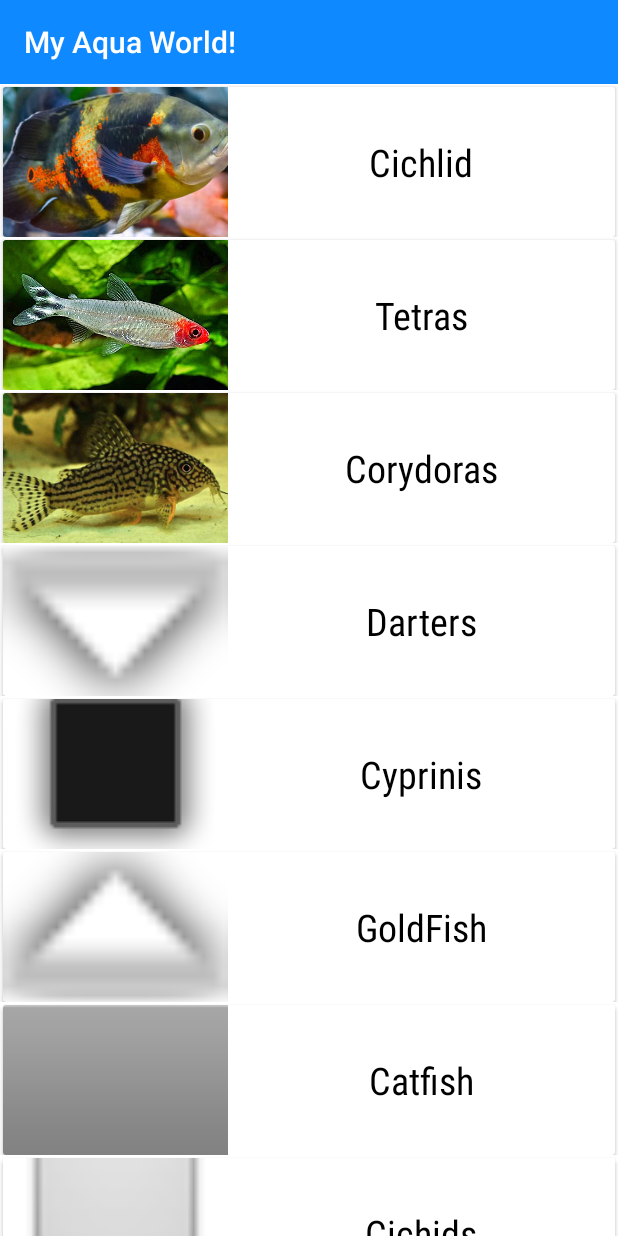
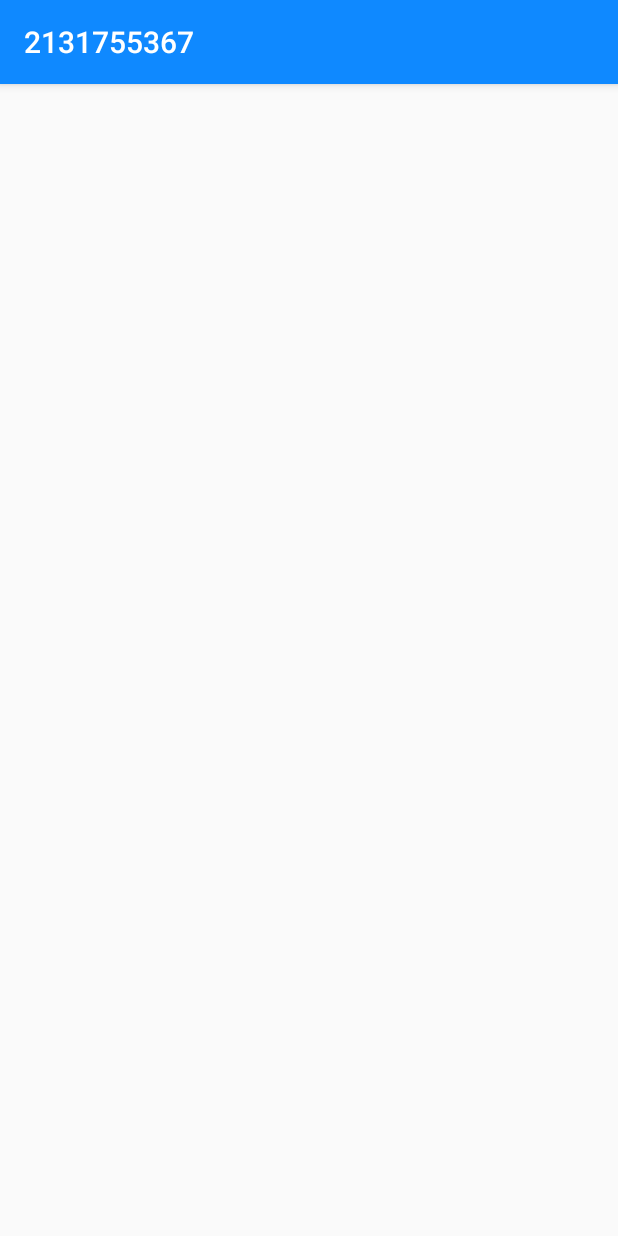
Before and after one commit to abbisQQ/AquaWorld, an Android app: the screen it shows after launch (CategoryListsContainerActivity before the commit, FishListContainer after it), after a tap on "Darters", on a phone screen of 412 x 824 dp. Run offline under Robolectric (Android 15) with nearby library versions, the phone set to English and light mode, and no system bars; our stand-ins replace Picasso.

Commit message:
better looking still allot to do though

```diff
--- a/app/src/main/java/com/abbisqq/myapplication/activities/CategoryListsContainerActivity.java
+++ b/app/src/main/java/com/abbisqq/myapplication/activities/CategoryListsContainerActivity.java
@@ -2,6 +2,7 @@ package com.abbisqq.myapplication.activities;
 
 
 
+import android.support.v7.app.ActionBar;
 import android.support.v7.app.AppCompatActivity;
 import android.os.Bundle;
 import com.abbisqq.myapplication.R;
@@ -10,18 +11,20 @@ import com.abbisqq.myapplication.fragments.CategoryFragment;
 
 public class CategoryListsContainerActivity extends AppCompatActivity {
 
-    android.app.ActionBar bar;
+    ActionBar bar;
 
     @Override
     protected void onCreate(Bundle savedInstanceState) {
         super.onCreate(savedInstanceState);
-        setContentView(R.layout.lists_container_activity);
+        setContentView(R.layout.categoty_lists_container_activity);
 
         //animation from left to right
         overridePendingTransition(R.anim.slide_in, R.anim.slide_out);
 
-        bar = getActionBar();
-
+        bar = getSupportActionBar();
+        if (bar != null) {
+            bar.setTitle("Fish Categories");
+        }
         if (savedInstanceState == null) {
             getSupportFragmentManager()
                     .beginTransaction()
--- a/app/src/main/java/com/abbisqq/myapplication/activities/FishListContainer.java
+++ b/app/src/main/java/com/abbisqq/myapplication/activities/FishListContainer.java
@@ -1,15 +1,98 @@
 package com.abbisqq.myapplication.activities;
 
+import android.os.Bundle;
+import android.support.v4.app.Fragment;
+import android.support.v7.app.ActionBar;
 import android.support.v7.app.AppCompatActivity;
-import android.os.Bundle;
 
 import com.abbisqq.myapplication.R;
+import com.abbisqq.myapplication.data.FishContract;
+import com.abbisqq.myapplication.fragments.FishListFragment;
 
 public class FishListContainer extends AppCompatActivity {
+
+    ActionBar bar;
+    Fragment fish_fragment;
+    int position;
 
     @Override
     protected void onCreate(Bundle savedInstanceState) {
         super.onCreate(savedInstanceState);
         setContentView(R.layout.activity_fish_list_container);
+
+        bar = getSupportActionBar();
+        //animation from left to right
+        overridePendingTransition(R.anim.slide_in, R.anim.slide_out);
+
+
+        if (savedInstanceState == null) {
+            position = getIntent().getExtras().getInt("position");
+
+            switch (position) {
+                case 0:
+                    fish_fragment = FishListFragment.newInstance(FishContract.TABLE_NAME_CICHLIDS);
+
+                    makingFragments(fish_fragment);
+                    break;
+                case 1:
+                    fish_fragment = FishListFragment.newInstance(FishContract.TABLE_NAME_TETRAS);
+
+                    makingFragments(fish_fragment);
+                    break;
+                case 2:
+                    fish_fragment = FishListFragment.newInstance(FishContract.TABLE_NAME_CATFISHES);
+
+                    makingFragments(fish_fragment);
+                    break;
+                default:
+
+            }
+        }
     }
+
+
+    void makingFragments(Fragment fragment) {
+        getSupportFragmentManager().beginTransaction().
+                replace(R.id.fish_list_container, fragment)
+                .commit();
+
+    }
+
+    @Override
+    public void finish() {
+        super.finish();
+        overridePendingTransition(R.anim.slide_in, R.anim.slide_out);
+    }
+
+
+    @Override
+    protected void onResume() {
+        super.onResume();
+            position = getIntent().getExtras().getInt("position");
+            bar.setTitle(setBarTitle(position));
+
+
+    }
+
+
+    private String setBarTitle(int position) {
+        String title;
+        switch (position) {
+            case 0:
+                title = FishContract.TABLE_NAME_CICHLIDS;
+                break;
+            case 1:
+               title = FishContract.TABLE_NAME_TETRAS;
+                break;
+            case 2:
+               title = FishContract.TABLE_NAME_CATFISHES;
+                break;
+            default:
+                title = String.valueOf(R.string.app_name);
+
+        }
+        return title;
+
+    }
+
 }
--- a/app/src/main/java/com/abbisqq/myapplication/data/FishContract.java
+++ b/app/src/main/java/com/abbisqq/myapplication/data/FishContract.java
@@ -28,8 +28,9 @@ public class FishContract {
 
 
 
-    public static final String TABLE_NAME_CICHLIDS = "cichlids";
+    public static final String TABLE_NAME_CICHLIDS = "Cichlids";
     public static final String TABLE_NAME_TETRAS = "Tetras";
+    public static final String TABLE_NAME_CATFISHES = "Catfish";
 
 
 }
--- a/app/src/main/java/com/abbisqq/myapplication/data/FishFamiliesData.java
+++ b/app/src/main/java/com/abbisqq/myapplication/data/FishFamiliesData.java
@@ -12,7 +12,7 @@ import java.util.List;
 public class FishFamiliesData {
 
     private static final String[] titles = {"Cichlid", "Tetras",
-            "Corydoras", "Darters", "Cyprinis",
+            "Catfish", "Darters", "Cyprinis",
             "GoldFish", "Catfish",
             "Cichids", "Darters", "Cyprinis", "GoldFish", "Catfish",
             "Cichids", "Darters", "Cyprinis"};
--- a/app/src/main/java/com/abbisqq/myapplication/fragments/CategoryFragment.java
+++ b/app/src/main/java/com/abbisqq/myapplication/fragments/CategoryFragment.java
@@ -1,6 +1,7 @@
 package com.abbisqq.myapplication.fragments;
 
 
+import android.content.Intent;
 import android.os.Build;
 import android.os.Bundle;
 import android.support.v4.app.Fragment;
@@ -23,6 +24,7 @@ import com.abbisqq.myapplication.R;
 import android.support.v7.widget.LinearLayoutManager;
 import android.support.v7.widget.RecyclerView;
 
+import com.abbisqq.myapplication.activities.FishListContainer;
 import com.abbisqq.myapplication.adapters.CategoryRecViewAdapter;
 import com.abbisqq.myapplication.data.FishContract;
 import com.abbisqq.myapplication.data.FishFamiliesData;
@@ -81,27 +83,13 @@ public class CategoryFragment extends Fragment implements CategoryRecViewAdapter
 
     @Override
     public void onItemClick(int p) {
-        switch (p) {
-            case 0:
-                Fragment fragment1 = FishListFragment.newInstance(FishContract.TABLE_NAME_CICHLIDS);
-                makingFragments(fragment1);
-                break;
-            case 1:
-                Fragment fragment2 = FishListFragment.newInstance(FishContract.TABLE_NAME_TETRAS);
-                makingFragments(fragment2);
-                break;
-        }
+        Intent intent = new Intent(getContext(), FishListContainer.class);
+        intent.putExtra("position",p);
+        startActivity(intent);
     }
 
 
-    void makingFragments(Fragment fragment) {
-        getFragmentManager().beginTransaction().
-                setTransition(R.anim.slide_in).
-                replace(R.id.recycler_view_container, fragment)
-                .setCustomAnimations(R.anim.slide_in, R.anim.slide_out, R.anim.slide_in, R.anim.slide_out)
-                .addToBackStack(null).commit();
 
-    }
 
     void changeElevation(int elev) {
         ActionBar actionBar = ((AppCompatActivity) getActivity()).getSupportActionBar();
--- a/app/src/main/res/layout/activity_fish_list_container.xml
+++ b/app/src/main/res/layout/activity_fish_list_container.xml
@@ -1,9 +1,10 @@
 <?xml version="1.0" encoding="utf-8"?>
-<android.support.constraint.ConstraintLayout xmlns:android="http://schemas.android.com/apk/res/android"
+<FrameLayout xmlns:android="http://schemas.android.com/apk/res/android"
     xmlns:app="http://schemas.android.com/apk/res-auto"
     xmlns:tools="http://schemas.android.com/tools"
     android:layout_width="match_parent"
     android:layout_height="match_parent"
+    android:id="@+id/fish_list_container"
     tools:context="com.abbisqq.myapplication.activities.FishListContainer">
 
-</android.support.constraint.ConstraintLayout>
+</FrameLayout>
--- a/app/src/main/res/layout/fragment_fish_details.xml
+++ b/app/src/main/res/layout/fragment_fish_details.xml
@@ -8,7 +8,7 @@
 
     <android.support.constraint.ConstraintLayout
         android:layout_width="match_parent"
-        android:layout_height="match_parent"
+        android:layout_height="wrap_content"
         tools:context="com.abbisqq.myapplication.activities.PageViewContainerActivity"
 
         >
@@ -98,7 +98,7 @@
             android:background="@color/main_background"
             android:elevation="5dp"
             android:fontFamily="sans-serif-condensed"
-            android:gravity="start"
+            android:gravity="center"
             android:paddingEnd="10dp"
             android:paddingStart="10dp"
             android:textColor="@color/text_color"
```
Also changed, not shown: app/src/main/AndroidManifest.xml (+6 -2 lines), app/src/main/java/com/abbisqq/myapplication/activities/PageViewContainerActivity.java (+7 -8 lines), app/src/main/java/com/abbisqq/myapplication/fragments/FishDetailsFragment.java (+11 -2 lines), app/src/main/res/layout/categoty_lists_container_activity.xml (renamed from app/src/main/res/layout/lists_container_activity.xml).
